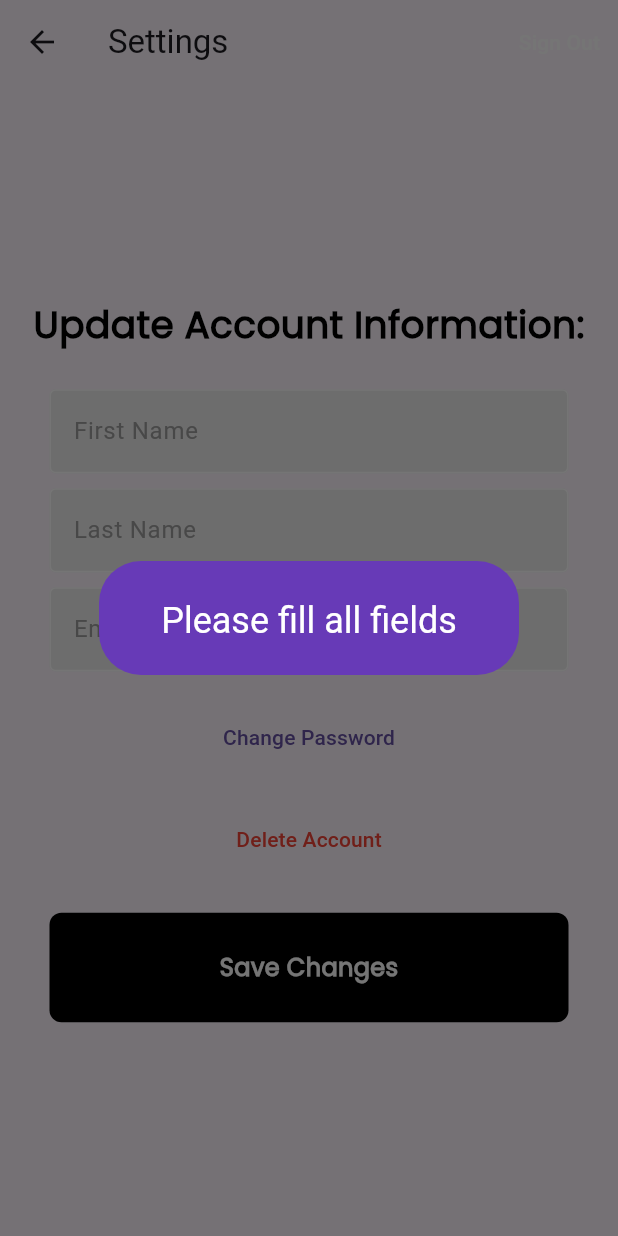
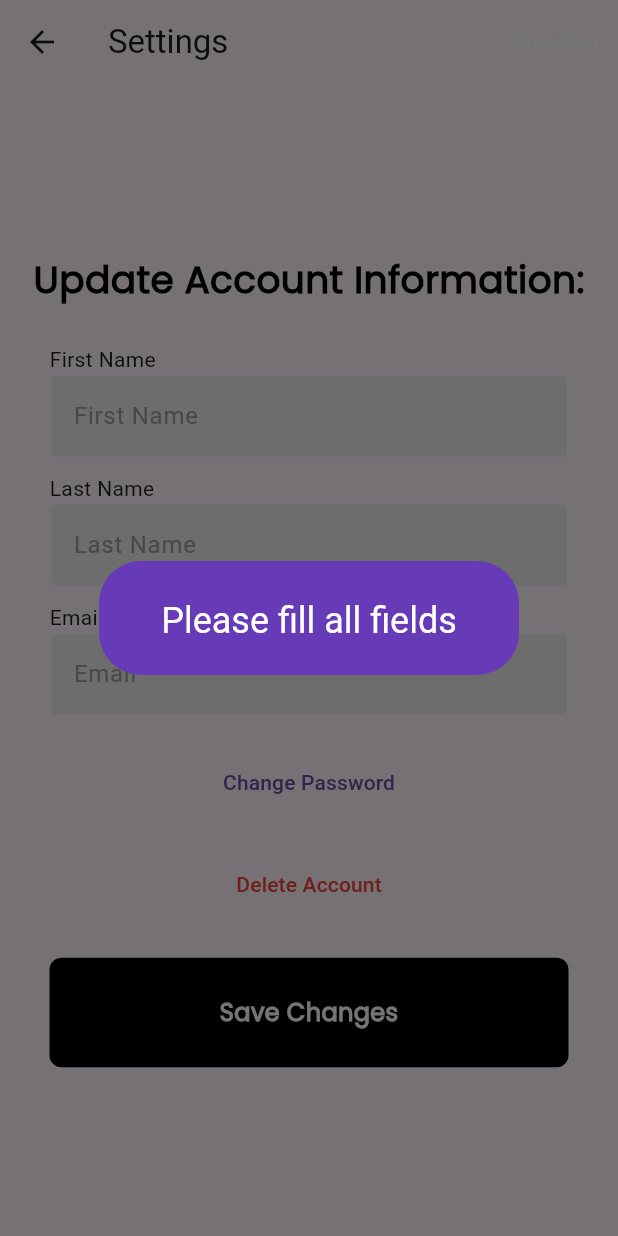
Before and after one commit to ChrisV404/final_fitness, a Flutter app: the SettingsPage screen opened directly with empty values, after a tap on "Save Changes", on a phone screen of 412 x 824 dp. Run offline on Flutter 3.47's test engine with Material 3 defaults, Android fonts, the phone set to English and light mode, and no system bars; our stand-ins replace jwt_decoder, shared_preferences, table_calendar; accounts and stored records are empty.

Commit message:
Settings functionality done

```diff
--- a/lib/pages/settings_page.dart
+++ b/lib/pages/settings_page.dart
@@ -6,6 +6,8 @@ import 'dart:developer';
 import 'package:final_fitness/api_service.dart';
 import 'package:final_fitness/components/my_button.dart';
 import 'package:final_fitness/components/my_textfield.dart';
+import 'package:final_fitness/pages/login_or_register_page.dart';
+import 'package:final_fitness/pages/login_page.dart';
 import 'package:final_fitness/user_model.dart';
 import 'package:flutter/material.dart';
 
@@ -33,18 +35,23 @@ class _SettingsPageState extends State<SettingsPage> {
 //make api fucntion for delete
   void deleteAccount(User usr) async {
     try {
-      var deleteUser = await ApiService().deleteAccount(usr.id, usr.token);
+      var deleteUser =
+          await ApiService().deleteAccount(usr.info.infoId, usr.token);
 
       if (deleteUser != null) {
         var jsonResponse = jsonDecode(deleteUser);
         log('help');
 
-        if (jsonResponse["inserted"] != -1) {
+        // if (jsonResponse["inserted"] != -1) {
+        //   Navigator.pop(context);
+        // } else {
+        //   Navigator.pop(context);
+        //   showErrorMessage("Email already exists");
+        // }
         Navigator.pop(context);
-        } else {
-          Navigator.pop(context);
-          showErrorMessage("Email already exists");
-        }
+        Navigator.push(context,
+            MaterialPageRoute(builder: (context) => LoginOrRegisterPage()));
+        showErrorMessage("Account Deleted!");
       } else {
         Navigator.pop(context);
         showErrorMessage("Request failed...");
@@ -73,6 +80,16 @@ class _SettingsPageState extends State<SettingsPage> {
         showErrorMessage("Please fill all fields");
         return;
       }
+      // if password is less than 8 characters
+      if (newPasswordController.text.length < 8) {
+        showErrorMessage("Password must be at least 8 characters");
+        return;
+      }
+
+      if (newPasswordController.text != confirmNewPassController.text) {
+        showErrorMessage("New Password fields do not match");
+        return;
+      }
     } else {
       if (firstNameController.text.isEmpty ||
           lastNameController.text.isEmpty ||
@@ -80,18 +97,6 @@ class _SettingsPageState extends State<SettingsPage> {
         showErrorMessage("Please fill all fields");
         return;
       }
-    }
-
-    if (newPasswordController.text == confirmNewPassController.text &&
-        isVisible) {
-      showErrorMessage("New Password fields do not match");
-      return;
-    }
-
-    // if password is less than 8 characters
-    if (newPasswordController.text.length < 8) {
-      showErrorMessage("Password must be at least 8 characters");
-      return;
     }
 
     // show loading circle
@@ -107,15 +112,26 @@ class _SettingsPageState extends State<SettingsPage> {
     // try creating user
     try {
       //make api call function for updating user info
-      String? updateUsr = await ApiService().updateSettings(
-        widget.usr.id,
+      String? updateUsr;
+      if (isVisible) {
+        updateUsr = await ApiService().updateSettings(
+          widget.usr.info.infoId,
           firstNameController.text,
           lastNameController.text,
           emailController.text,
           newPasswordController.text,
           widget.usr.token,
         );
-
+      } else {
+        updateUsr = await ApiService().updateSettings(
+          widget.usr.info.infoId,
+          firstNameController.text,
+          lastNameController.text,
+          emailController.text,
+          widget.usr.info.password,
+          widget.usr.token,
+        );
+      }
       if (context.mounted) {
         if (updateUsr != null) {
           // Obtain json from registerUsr string
@@ -123,6 +139,8 @@ class _SettingsPageState extends State<SettingsPage> {
 
           if (jsonResponse["inserted"] != -1) {
             Navigator.pop(context);
+            widget.usr.info.firstName = firstNameController.text;
+            showErrorMessage("Information Updated");
           } else {
             Navigator.pop(context);
             showErrorMessage("Email already exists");
@@ -204,6 +222,12 @@ class _SettingsPageState extends State<SettingsPage> {
                     const SizedBox(height: 25),
 
                     // first name textfield
+                    Padding(
+                      padding: const EdgeInsets.fromLTRB(25, 0, 0, 0),
+                      child: Align(
+                          alignment: Alignment.centerLeft,
+                          child: Text("First Name")),
+                    ),
                     MyTextField(
                       controller: firstNameController,
                       hintText: 'First Name',
@@ -213,6 +237,12 @@ class _SettingsPageState extends State<SettingsPage> {
                     const SizedBox(height: 10),
 
                     // last name textfield
+                    Padding(
+                      padding: const EdgeInsets.fromLTRB(25, 0, 0, 0),
+                      child: Align(
+                          alignment: Alignment.centerLeft,
+                          child: Text("Last Name")),
+                    ),
                     MyTextField(
                       controller: lastNameController,
                       hintText: 'Last Name',
@@ -222,6 +252,12 @@ class _SettingsPageState extends State<SettingsPage> {
                     const SizedBox(height: 10),
 
                     // email textfield
+                    Padding(
+                      padding: const EdgeInsets.fromLTRB(25, 0, 0, 0),
+                      child: Align(
+                          alignment: Alignment.centerLeft,
+                          child: Text("Email")),
+                    ),
                     MyTextField(
                       controller: emailController,
                       hintText: 'Email',
@@ -246,18 +282,36 @@ class _SettingsPageState extends State<SettingsPage> {
                     Visibility(
                       visible: isVisible,
                       child: Column(children: [
+                        Padding(
+                          padding: const EdgeInsets.fromLTRB(25, 0, 0, 0),
+                          child: Align(
+                              alignment: Alignment.centerLeft,
+                              child: Text("Previous Password")),
+                        ),
                         MyTextField(
                           controller: prevPasswordController,
                           hintText: 'Previous Password',
                           obscureText: true,
                         ),
                         const SizedBox(height: 10),
+                        Padding(
+                          padding: const EdgeInsets.fromLTRB(25, 0, 0, 0),
+                          child: Align(
+                              alignment: Alignment.centerLeft,
+                              child: Text("New Password")),
+                        ),
                         MyTextField(
                           controller: newPasswordController,
                           hintText: 'New Password',
                           obscureText: true,
                         ),
                         const SizedBox(height: 10),
+                        Padding(
+                          padding: const EdgeInsets.fromLTRB(25, 0, 0, 0),
+                          child: Align(
+                              alignment: Alignment.centerLeft,
+                              child: Text("First Name")),
+                        ),
                         MyTextField(
                           controller: confirmNewPassController,
                           hintText: 'Confirm New Password',
```
Lines whose indentation alone changed are shown as unchanged.
